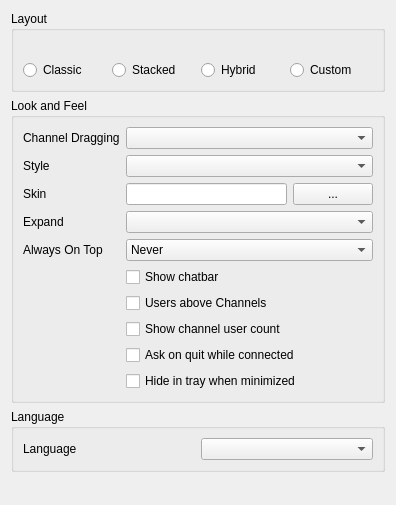
Above: src/mumble/LookConfig.ui from mumble-voip/mumble before the change. Below: the same form after it.
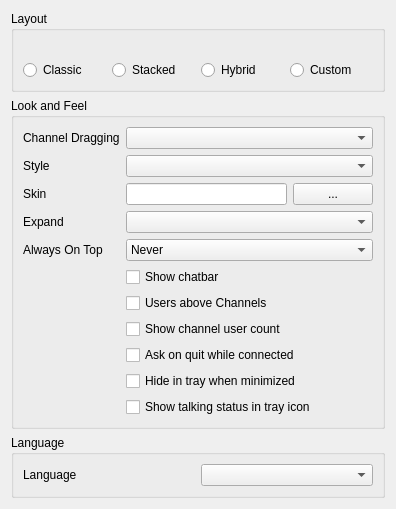
That is the form after the change. Icons and pictures are not drawn.

Commit message: Show talking state in tray icon

Diff of the .ui file:
```diff
--- a/src/mumble/LookConfig.ui
+++ b/src/mumble/LookConfig.ui
@@ -6,7 +6,7 @@
    <rect>
     <x>0</x>
     <y>0</y>
-    <width>351</width>
+    <width>353</width>
     <height>505</height>
    </rect>
   </property>
@@ -331,6 +331,19 @@
         </property>
        </widget>
       </item>
+      <item row="10" column="1" colspan="2">
+       <widget class="QCheckBox" name="qcbStateInTray">
+        <property name="toolTip">
+         <string>Displays talking status in tray</string>
+        </property>
+        <property name="whatsThis">
+         <string/>
+        </property>
+        <property name="text">
+         <string>Show talking status in tray icon</string>
+        </property>
+       </widget>
+      </item>
      </layout>
     </widget>
    </item>
```
The commit also changes 6 other files.
